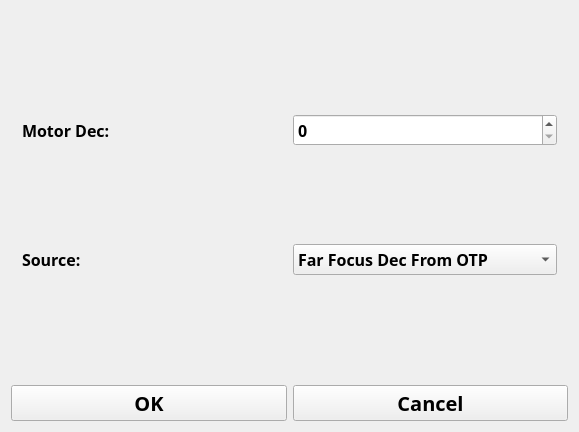
The window that QHTextItemEdit.ui (qiquanFeng/CCMTest) describes before a commit, drawn with Qt 5.
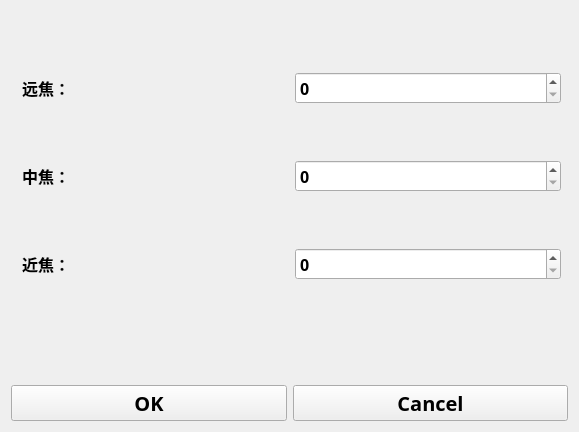
The same window after the commit.

Commit message: add afBurn manual

What changed in the file:
```diff
--- a/QHTextItemEdit.ui
+++ b/QHTextItemEdit.ui
@@ -25,7 +25,7 @@
    <item>
     <widget class="QStackedWidget" name="stackedWidget">
      <property name="currentIndex">
-      <number>6</number>
+      <number>31</number>
      </property>
      <widget class="QWidget" name="page_2">
       <layout class="QHBoxLayout" name="horizontalLayout">
@@ -3199,6 +3199,74 @@
        </item>
       </layout>
      </widget>
+     <widget class="QWidget" name="page_31">
+      <widget class="QWidget" name="verticalLayoutWidget">
+       <property name="geometry">
+        <rect>
+         <x>0</x>
+         <y>0</y>
+         <width>561</width>
+         <height>331</height>
+        </rect>
+       </property>
+       <layout class="QVBoxLayout" name="verticalLayout_37">
+        <item>
+         <layout class="QHBoxLayout" name="horizontalLayout_114">
+          <item>
+           <widget class="QLabel" name="label_109">
+            <property name="text">
+             <string>远焦：</string>
+            </property>
+           </widget>
+          </item>
+          <item>
+           <widget class="QSpinBox" name="spinBox_Far_Burn">
+            <property name="maximum">
+             <number>1023</number>
+            </property>
+           </widget>
+          </item>
+         </layout>
+        </item>
+        <item>
+         <layout class="QHBoxLayout" name="horizontalLayout_115">
+          <item>
+           <widget class="QLabel" name="label_110">
+            <property name="text">
+             <string>中焦：</string>
+            </property>
+           </widget>
+          </item>
+          <item>
+           <widget class="QSpinBox" name="spinBox_Mid_Burn">
+            <property name="maximum">
+             <number>1023</number>
+            </property>
+           </widget>
+          </item>
+         </layout>
+        </item>
+        <item>
+         <layout class="QHBoxLayout" name="horizontalLayout_112">
+          <item>
+           <widget class="QLabel" name="label_105">
+            <property name="text">
+             <string>近焦：</string>
+            </property>
+           </widget>
+          </item>
+          <item>
+           <widget class="QSpinBox" name="spinBox_Near_Burn">
+            <property name="maximum">
+             <number>1023</number>
+            </property>
+           </widget>
+          </item>
+         </layout>
+        </item>
+       </layout>
+      </widget>
+     </widget>
     </widget>
    </item>
    <item>
```
The commit also changes 7 other files.
